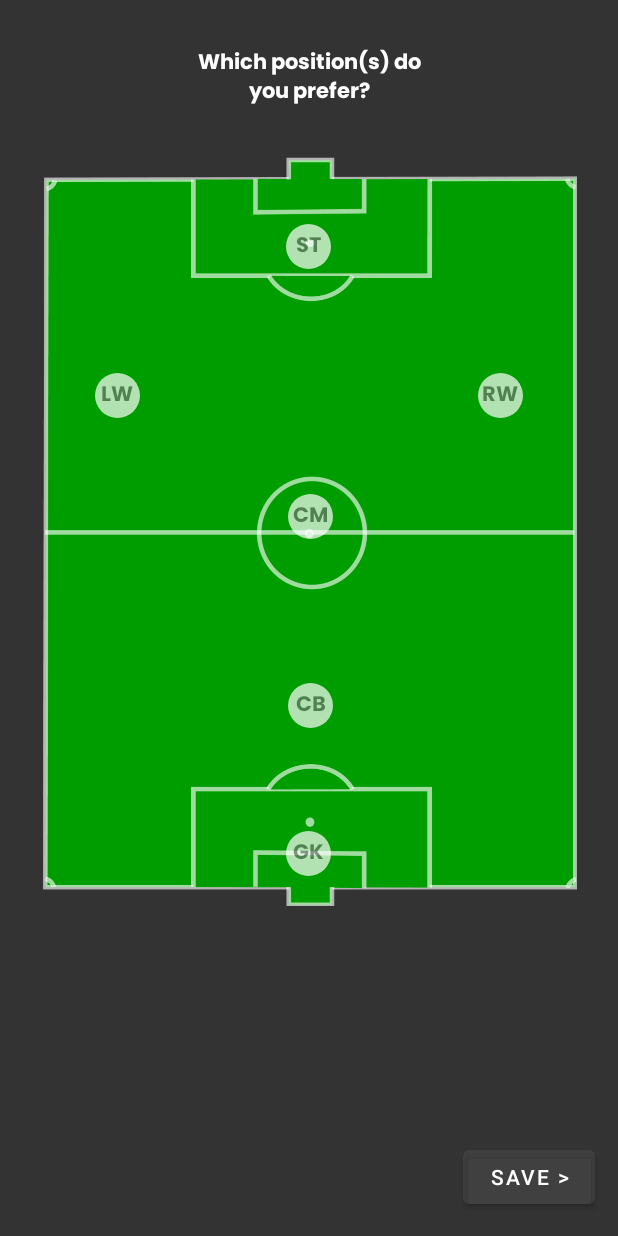
After one commit to merakserhat/BilFoot, an Android app: the layout activity_player_annnouncement_position_selection.xml on its own in the app's theme, with its tools: preview values and no code run, on a phone screen of 412 x 824 dp. The commit adds this screen. Run offline under Robolectric (Android 15) with nearby library versions, the phone set to English and light mode, and no system bars.

```diff
--- a/app/build.gradle
+++ b/app/build.gradle
@@ -49,6 +49,8 @@ dependencies {
     implementation 'com.google.android.material:material:1.2.0'
     implementation 'androidx.navigation:navigation-ui:2.3.5'
     implementation 'androidx.legacy:legacy-support-v4:1.0.0'
+    implementation 'com.android.support:appcompat-v7:28.0.0'
+    implementation 'com.android.support.constraint:constraint-layout:2.0.4'
     testImplementation 'junit:junit:4.13.2'
     androidTestImplementation 'androidx.test.ext:junit:1.1.3'
     androidTestImplementation 'androidx.test.espresso:espresso-core:3.4.0'
--- a/app/src/main/res/layout/activity_new_announcement.xml
+++ b/app/src/main/res/layout/activity_new_announcement.xml
@@ -6,7 +6,7 @@
     android:layout_width="match_parent"
     android:layout_height="match_parent"
     android:background="@color/background"
-    tools:context=".view.NewAnnouncementActivity">
+    tools:context=".view.announcements.NewAnnouncementActivity">
 
 
     <TextView
--- /dev/null
+++ b/app/src/main/res/layout/activity_player_annnouncement_position_selection.xml
@@ -0,0 +1,212 @@
+<?xml version="1.0" encoding="utf-8"?>
+<RelativeLayout xmlns:android="http://schemas.android.com/apk/res/android"
+    xmlns:app="http://schemas.android.com/apk/res-auto"
+    xmlns:tools="http://schemas.android.com/tools"
+    android:layout_width="match_parent"
+    android:layout_height="match_parent"
+    android:background="@color/background"
+    tools:context=".view.registration.PositionSelectionActivity">
+
+    <TextView
+        android:id="@+id/textView11"
+        android:layout_width="wrap_content"
+        android:layout_height="wrap_content"
+        android:layout_alignParentStart="true"
+        android:layout_alignParentEnd="true"
+        android:layout_marginTop="30dp"
+        android:fontFamily="@font/poppins_bold"
+        android:text="Which position(s) do\nyou prefer?"
+        android:textAlignment="center"
+        android:textColor="@color/white" />
+
+    <RelativeLayout
+        android:id="@+id/positionLayout"
+        android:layout_width="wrap_content"
+        android:layout_height="wrap_content"
+        android:layout_above="@id/btnSave"
+        android:layout_below="@id/textView11"
+        android:layout_marginTop="30dp">
+
+        <ImageView
+            android:id="@+id/footballPitch"
+            android:layout_width="wrap_content"
+            android:layout_height="500dp"
+            app:srcCompat="@drawable/football_pitch" />
+
+        <FrameLayout
+            android:layout_width="wrap_content"
+            android:layout_height="wrap_content"
+            android:layout_alignLeft="@id/footballPitch"
+            android:layout_alignRight="@id/footballPitch"
+            android:layout_alignBottom="@id/footballPitch"
+            android:layout_marginBottom="20dp"
+            android:alpha="0.7"
+            android:tag="position_layout">
+
+            <View
+                android:layout_width="30dp"
+                android:layout_height="30dp"
+                android:layout_gravity="center"
+                android:background="@drawable/position_background" />
+
+            <TextView
+                android:layout_width="wrap_content"
+                android:layout_height="wrap_content"
+                android:layout_gravity="center"
+                android:fontFamily="@font/poppins_bold"
+                android:tag="position_text"
+                android:text="GK"
+                android:textAlignment="center" />
+        </FrameLayout>
+
+        <FrameLayout
+            android:layout_width="wrap_content"
+            android:layout_height="wrap_content"
+            android:layout_alignLeft="@id/footballPitch"
+            android:layout_alignTop="@id/footballPitch"
+            android:layout_alignRight="@id/footballPitch"
+            android:layout_marginLeft="2dp"
+            android:layout_marginTop="225dp"
+            android:layout_marginRight="0dp"
+            android:alpha="0.7"
+            android:tag="position_layout">
+
+            <View
+                android:layout_width="30dp"
+                android:layout_height="30dp"
+                android:layout_gravity="center"
+                android:background="@drawable/position_background" />
+
+            <TextView
+                android:layout_width="wrap_content"
+                android:layout_height="wrap_content"
+                android:layout_gravity="center"
+                android:fontFamily="@font/poppins_bold"
+                android:tag="position_text"
+                android:text="CM"
+                android:textAlignment="center" />
+        </FrameLayout>
+
+        <FrameLayout
+            android:layout_width="wrap_content"
+            android:layout_height="wrap_content"
+            android:layout_alignLeft="@id/footballPitch"
+            android:layout_alignTop="@id/footballPitch"
+            android:layout_alignRight="@id/footballPitch"
+            android:layout_marginLeft="1dp"
+            android:layout_marginTop="351dp"
+            android:layout_marginRight="-1dp"
+            android:alpha="0.7"
+            android:tag="position_layout">
+
+            <View
+                android:layout_width="30dp"
+                android:layout_height="30dp"
+                android:layout_gravity="center"
+                android:background="@drawable/position_background" />
+
+            <TextView
+                android:layout_width="wrap_content"
+                android:layout_height="wrap_content"
+                android:layout_gravity="center"
+                android:fontFamily="@font/poppins_bold"
+                android:tag="position_text"
+                android:text="CB"
+                android:textAlignment="center" />
+        </FrameLayout>
+
+        <LinearLayout
+            android:layout_width="match_parent"
+            android:layout_height="wrap_content"
+            android:layout_alignBottom="@id/footballPitch"
+            android:layout_marginBottom="325dp"
+            android:gravity="center">
+
+            <FrameLayout
+                android:layout_width="30dp"
+                android:layout_height="wrap_content"
+                android:layout_gravity="center"
+                android:alpha="0.7"
+                android:tag="position_layout">
+
+                <View
+                    android:layout_width="30dp"
+                    android:layout_height="30dp"
+                    android:layout_gravity="center"
+                    android:background="@drawable/position_background" />
+
+                <TextView
+                    android:layout_width="wrap_content"
+                    android:layout_height="wrap_content"
+                    android:layout_gravity="center"
+                    android:fontFamily="@font/poppins_bold"
+                    android:tag="position_text"
+                    android:text="LW"
+                    android:textAlignment="center" />
+            </FrameLayout>
+
+            <FrameLayout
+                android:layout_width="30dp"
+                android:layout_height="wrap_content"
+                android:layout_marginStart="225dp"
+                android:alpha="0.7"
+                android:tag="position_layout">
+
+                <View
+                    android:layout_width="30dp"
+                    android:layout_height="30dp"
+                    android:layout_gravity="center"
+                    android:background="@drawable/position_background" />
+
+                <TextView
+                    android:layout_width="wrap_content"
+                    android:layout_height="wrap_content"
+                    android:layout_gravity="center"
+                    android:fontFamily="@font/poppins_bold"
+                    android:tag="position_text"
+                    android:text="RW"
+                    android:textAlignment="center" />
+            </FrameLayout>
+
+        </LinearLayout>
+
+        <FrameLayout
+            android:layout_width="wrap_content"
+            android:layout_height="wrap_content"
+            android:layout_alignLeft="@id/footballPitch"
+            android:layout_alignTop="@id/footballPitch"
+            android:layout_alignRight="@id/footballPitch"
+            android:layout_marginTop="45dp"
+            android:alpha="0.7"
+            android:tag="position_layout">
+
+            <View
+                android:layout_width="30dp"
+                android:layout_height="30dp"
+                android:layout_gravity="center"
+                android:background="@drawable/position_background" />
+
+            <TextView
+                android:layout_width="wrap_content"
+                android:layout_height="wrap_content"
+                android:layout_gravity="center"
+                android:fontFamily="@font/poppins_bold"
+                android:tag="position_text"
+                android:text="ST"
+                android:textAlignment="center" />
+        </FrameLayout>
+
+    </RelativeLayout>
+
+    <Button
+        android:id="@+id/btnSave"
+        android:layout_width="wrap_content"
+        android:layout_height="wrap_content"
+        android:layout_alignParentEnd="true"
+        android:layout_alignParentBottom="true"
+        android:layout_marginTop="50dp"
+        android:layout_marginEnd="15dp"
+        android:layout_marginBottom="15dp"
+        android:text="Save >" />
+
+</RelativeLayout>
```
Also changed, not shown: app/src/main/AndroidManifest.xml (+9 -6 lines), app/src/main/java/com/bilmatch/bilfoot/view/announcements/NewAnnouncementActivity.java (+10 -6 lines), app/src/main/java/com/bilmatch/bilfoot/view/announcements/PlayerAnnnouncementPositionSelectionActivity.java (added, +92 -0 lines), app/src/main/res/layout/activity_profile_screen.xml (+29 -3 lines), app/src/main/res/drawable/group__3_.png (added).
